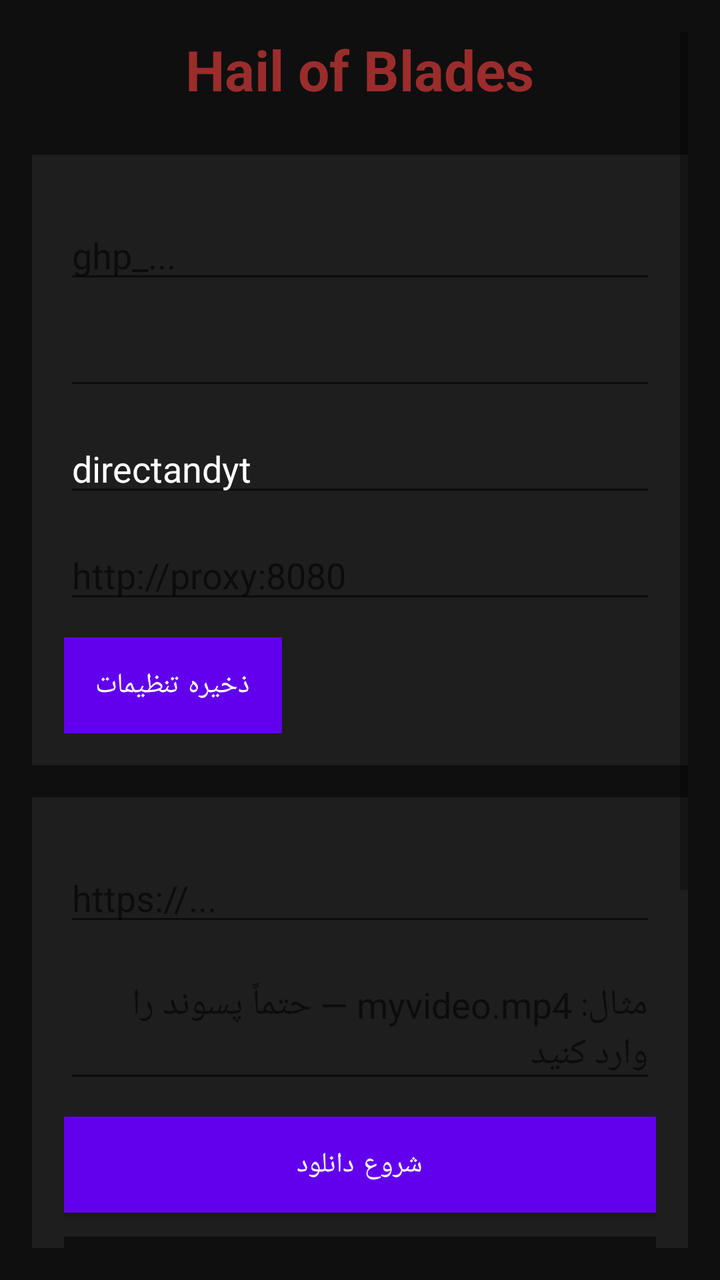
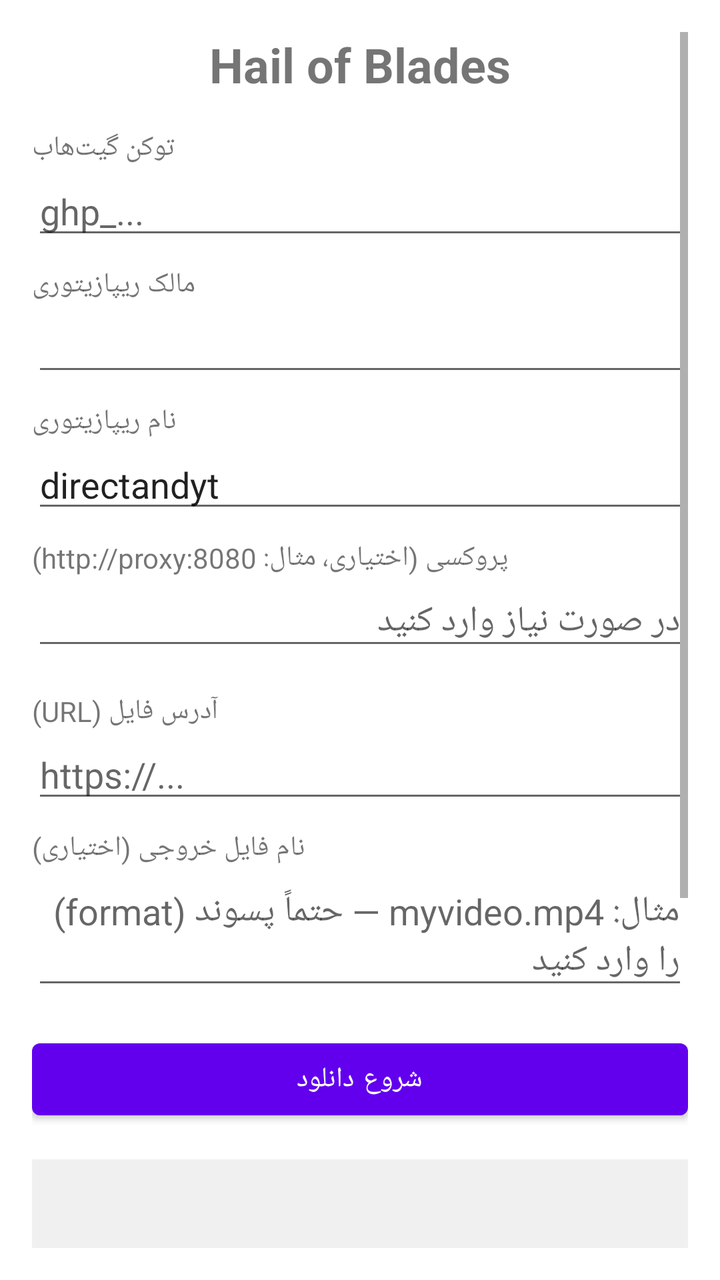

The first picture is an Android layout as it rendered before a commit; the second is the same layout after the commit. The layout source and the unified diff follow.
<!-- AndroidManifest.xml: fallback theme Theme.MaterialComponents.DayNight.NoActionBar -->
<!-- res/layout/activity_main.xml -->
<?xml version="1.0" encoding="utf-8"?>
<ScrollView xmlns:android="http://schemas.android.com/apk/res/android"
    android:layout_width="match_parent"
    android:layout_height="match_parent"
    android:padding="16dp"
    android:background="#0F0F0F">

    <LinearLayout
        android:layout_width="match_parent"
        android:layout_height="wrap_content"
        android:orientation="vertical"
        android:gravity="center_horizontal">

        <TextView
            android:layout_width="wrap_content"
            android:layout_height="wrap_content"
            android:text="Hail of Blades"
            android:textSize="28sp"
            android:textStyle="bold"
            android:textColor="#9B2C2C"
            android:paddingBottom="24dp" />

        
        <LinearLayout
            android:layout_width="match_parent"
            android:layout_height="wrap_content"
            android:orientation="vertical"
            android:layout_marginBottom="16dp"
            android:padding="16dp"
            android:background="#1E1E1E">

            <TextView android:text="تنظیمات" android:textColor="#9B2C2C" android:textSize="18sp" android:layout_marginBottom="12dp"/>

            <TextView android:text="توکن گیت‌هاب" android:textColor="#B0B0B0"/>
            <EditText
                android:id="@+id/tokenInput"
                android:layout_width="match_parent"
                android:layout_height="wrap_content"
                android:inputType="textPassword"
                android:hint="ghp_..."
                android:textColor="#FFFFFF"/>

            <TextView android:text="مالک ریپازیتوری" android:textColor="#B0B0B0" android:layout_marginTop="12dp"/>
            <EditText
                android:id="@+id/ownerInput"
                android:layout_width="match_parent"
                android:layout_height="wrap_content"
                android:text=""
                android:textColor="#FFFFFF"/>

            <TextView android:text="نام ریپازیتوری" android:textColor="#B0B0B0" android:layout_marginTop="12dp"/>
            <EditText
                android:id="@+id/repoInput"
                android:layout_width="match_parent"
                android:layout_height="wrap_content"
                android:text="directandyt"
                android:textColor="#FFFFFF"/>

            <TextView android:text="پروکسی (اختیاری)" android:textColor="#B0B0B0" android:layout_marginTop="12dp"/>
            <EditText
                android:id="@+id/proxyInput"
                android:layout_width="match_parent"
                android:layout_height="wrap_content"
                android:hint="http://proxy:8080"
                android:textColor="#FFFFFF"/>

            <Button
                android:id="@+id/saveSettingsButton"
                android:layout_width="wrap_content"
                android:layout_height="wrap_content"
                android:text="ذخیره تنظیمات"
                android:layout_marginTop="12dp"
                android:background="#9B2C2C"
                android:textColor="#FFFFFF"/>
        </LinearLayout>

        
        <LinearLayout
            android:layout_width="match_parent"
            android:layout_height="wrap_content"
            android:orientation="vertical"
            android:layout_marginBottom="16dp"
            android:padding="16dp"
            android:background="#1E1E1E">

            <TextView android:text="دانلود فایل" android:textColor="#9B2C2C" android:textSize="18sp" android:layout_marginBottom="12dp"/>

            <TextView android:text="آدرس فایل (URL)" android:textColor="#B0B0B0"/>
            <EditText
                android:id="@+id/urlInput"
                android:layout_width="match_parent"
                android:layout_height="wrap_content"
                android:hint="https://..."
                android:textColor="#FFFFFF"/>

            <TextView android:text="نام فایل خروجی (اختیاری)" android:textColor="#B0B0B0" android:layout_marginTop="12dp"/>
            <EditText
                android:id="@+id/filenameInput"
                android:layout_width="match_parent"
                android:layout_height="wrap_content"
                android:hint="مثال: myvideo.mp4 — حتماً پسوند را وارد کنید"
                android:textColor="#FFFFFF"/>

            <Button
                android:id="@+id/startButton"
                android:layout_width="match_parent"
                android:layout_height="wrap_content"
                android:text="شروع دانلود"
                android:layout_marginTop="12dp"
                android:background="#9B2C2C"
                android:textColor="#FFFFFF"/>

            <ProgressBar
                android:id="@+id/progressBar"
                style="?android:attr/progressBarStyleHorizontal"
                android:layout_width="match_parent"
                android:layout_height="wrap_content"
                android:layout_marginTop="16dp"
                android:visibility="gone"/>

            <TextView
                android:id="@+id/logText"
                android:layout_width="match_parent"
                android:layout_height="150dp"
                android:background="#0F0F0F"
                android:padding="8dp"
                android:scrollbars="vertical"
                android:gravity="top"
                android:textColor="#B0B0B0"
                android:layout_marginTop="12dp"/>

            <Button
                android:id="@+id/clearLogButton"
                android:layout_width="wrap_content"
                android:layout_height="wrap_content"
                android:text="پاک کردن لاگ"
                android:layout_gravity="end"
                android:background="#333333"
                android:textColor="#FFFFFF"/>
        </LinearLayout>

        
        <LinearLayout
            android:layout_width="match_parent"
            android:layout_height="wrap_content"
            android:orientation="horizontal"
            android:gravity="center"
            android:layout_marginTop="8dp"
            android:padding="8dp">

            <TextView
                android:id="@+id/telegramLink"
                android:layout_width="wrap_content"
                android:layout_height="wrap_content"
                android:text="📱 @Hailofblades"
                android:textColor="#0088cc"
                android:padding="8dp"
                android:clickable="true"
                android:focusable="true"/>

            <TextView android:text="  |  " android:textColor="#B0B0B0"/>

            <TextView
                android:id="@+id/githubLink"
                android:layout_width="wrap_content"
                android:layout_height="wrap_content"
                android:text="🐙 GitHub"
                android:textColor="#AAAAAA"
                android:padding="8dp"
                android:clickable="true"
                android:focusable="true"/>
        </LinearLayout>

    </LinearLayout>
</ScrollView>
<!-- resources referenced by this layout -->
<resources>

</resources>

<!-- the commit's change to res/layout/activity_main.xml (unified diff, before → after) -->
@@ -2,142 +2,119 @@
 <ScrollView xmlns:android="http://schemas.android.com/apk/res/android"
     android:layout_width="match_parent"
     android:layout_height="match_parent"
-    android:padding="16dp"
-    android:background="#0F0F0F">
+    android:padding="16dp">
 
     <LinearLayout
         android:layout_width="match_parent"
         android:layout_height="wrap_content"
-        android:orientation="vertical"
-        android:gravity="center_horizontal">
+        android:orientation="vertical">
 
         <TextView
             android:layout_width="wrap_content"
             android:layout_height="wrap_content"
             android:text="Hail of Blades"
-            android:textSize="28sp"
+            android:textSize="24sp"
             android:textStyle="bold"
-            android:textColor="#9B2C2C"
-            android:paddingBottom="24dp" />
+            android:layout_gravity="center"
+            android:paddingBottom="16dp" />
 
-        
-        <LinearLayout
+        <TextView
+            android:text="توکن گیت‌هاب"
+            android:layout_width="wrap_content"
+            android:layout_height="wrap_content" />
+        <EditText
+            android:id="@+id/tokenInput"
             android:layout_width="match_parent"
             android:layout_height="wrap_content"
-            android:orientation="vertical"
-            android:layout_marginBottom="16dp"
-            android:padding="16dp"
-            android:background="#1E1E1E">
+            android:inputType="textPassword"
+            android:hint="ghp_..." />
 
-            <TextView android:text="تنظیمات" android:textColor="#9B2C2C" android:textSize="18sp" android:layout_marginBottom="12dp"/>
-
-            <TextView android:text="توکن گیت‌هاب" android:textColor="#B0B0B0"/>
-            <EditText
-                android:id="@+id/tokenInput"
-                android:layout_width="match_parent"
-                android:layout_height="wrap_content"
-                android:inputType="textPassword"
-                android:hint="ghp_..."
-                android:textColor="#FFFFFF"/>
-
-            <TextView android:text="مالک ریپازیتوری" android:textColor="#B0B0B0" android:layout_marginTop="12dp"/>
-            <EditText
-                android:id="@+id/ownerInput"
-                android:layout_width="match_parent"
-                android:layout_height="wrap_content"
-                android:text=""
-                android:textColor="#FFFFFF"/>
-
-            <TextView android:text="نام ریپازیتوری" android:textColor="#B0B0B0" android:layout_marginTop="12dp"/>
-            <EditText
-                android:id="@+id/repoInput"
-                android:layout_width="match_parent"
-                android:layout_height="wrap_content"
-                android:text="directandyt"
-                android:textColor="#FFFFFF"/>
-
-            <TextView android:text="پروکسی (اختیاری)" android:textColor="#B0B0B0" android:layout_marginTop="12dp"/>
-            <EditText
-                android:id="@+id/proxyInput"
-                android:layout_width="match_parent"
-                android:layout_height="wrap_content"
-                android:hint="http://proxy:8080"
-                android:textColor="#FFFFFF"/>
-
-            <Button
-                android:id="@+id/saveSettingsButton"
-                android:layout_width="wrap_content"
-                android:layout_height="wrap_content"
-                android:text="ذخیره تنظیمات"
-                android:layout_marginTop="12dp"
-                android:background="#9B2C2C"
-                android:textColor="#FFFFFF"/>
-        </LinearLayout>
-
-        
-        <LinearLayout
+        <TextView
+            android:text="مالک ریپازیتوری"
+            android:layout_width="wrap_content"
+            android:layout_height="wrap_content"
+            android:layout_marginTop="8dp" />
+        <EditText
+            android:id="@+id/ownerInput"
             android:layout_width="match_parent"
             android:layout_height="wrap_content"
-            android:orientation="vertical"
-            android:layout_marginBottom="16dp"
-            android:padding="16dp"
-            android:background="#1E1E1E">
+            android:text="" />
 
-            <TextView android:text="دانلود فایل" android:textColor="#9B2C2C" android:textSize="18sp" android:layout_marginBottom="12dp"/>
+        <TextView
+            android:text="نام ریپازیتوری"
+            android:layout_width="wrap_content"
+            android:layout_height="wrap_content"
+            android:layout_marginTop="8dp" />
+        <EditText
+            android:id="@+id/repoInput"
+            android:layout_width="match_parent"
+            android:layout_height="wrap_content"
+            android:text="directandyt" />
 
-            <TextView android:text="آدرس فایل (URL)" android:textColor="#B0B0B0"/>
-            <EditText
-                android:id="@+id/urlInput"
-                android:layout_width="match_parent"
-                android:layout_height="wrap_content"
-                android:hint="https://..."
-                android:textColor="#FFFFFF"/>
+        <TextView
+            android:text="پروکسی (اختیاری، مثال: http://proxy:8080)"
+            android:layout_width="wrap_content"
+            android:layout_height="wrap_content"
+            android:layout_marginTop="8dp" />
+        <EditText
+            android:id="@+id/proxyInput"
+            android:layout_width="match_parent"
+            android:layout_height="wrap_content"
+            android:hint="در صورت نیاز وارد کنید" />
 
-            <TextView android:text="نام فایل خروجی (اختیاری)" android:textColor="#B0B0B0" android:layout_marginTop="12dp"/>
-            <EditText
-                android:id="@+id/filenameInput"
-                android:layout_width="match_parent"
-                android:layout_height="wrap_content"
-                android:hint="مثال: myvideo.mp4 — حتماً پسوند را وارد کنید"
-                android:textColor="#FFFFFF"/>
+        <TextView
+            android:text="آدرس فایل (URL)"
+            android:layout_width="wrap_content"
+            android:layout_height="wrap_content"
+            android:layout_marginTop="16dp" />
+        <EditText
+            android:id="@+id/urlInput"
+            android:layout_width="match_parent"
+            android:layout_height="wrap_content"
+            android:hint="https://..." />
 
-            <Button
-                android:id="@+id/startButton"
-                android:layout_width="match_parent"
-                android:layout_height="wrap_content"
-                android:text="شروع دانلود"
-                android:layout_marginTop="12dp"
-                android:background="#9B2C2C"
-                android:textColor="#FFFFFF"/>
+        <TextView
+            android:text="نام فایل خروجی (اختیاری)"
+            android:layout_width="wrap_content"
+            android:layout_height="wrap_content"
+            android:layout_marginTop="8dp" />
+        <EditText
+            android:id="@+id/filenameInput"
+            android:layout_width="match_parent"
+            android:layout_height="wrap_content"
+            android:hint="مثال: myvideo.mp4 — حتماً پسوند (format) را وارد کنید" />
 
-            <ProgressBar
-                android:id="@+id/progressBar"
-                style="?android:attr/progressBarStyleHorizontal"
-                android:layout_width="match_parent"
-                android:layout_height="wrap_content"
-                android:layout_marginTop="16dp"
-                android:visibility="gone"/>
+        <Button
+            android:id="@+id/startButton"
+            android:layout_width="match_parent"
+            android:layout_height="wrap_content"
+            android:text="شروع دانلود"
+            android:layout_marginTop="16dp" />
 
-            <TextView
-                android:id="@+id/logText"
-                android:layout_width="match_parent"
-                android:layout_height="150dp"
-                android:background="#0F0F0F"
-                android:padding="8dp"
-                android:scrollbars="vertical"
-                android:gravity="top"
-                android:textColor="#B0B0B0"
-                android:layout_marginTop="12dp"/>
+        <ProgressBar
+            android:id="@+id/progressBar"
+            style="?android:attr/progressBarStyleHorizontal"
+            android:layout_width="match_parent"
+            android:layout_height="wrap_content"
+            android:layout_marginTop="16dp"
+            android:visibility="gone" />
 
-            <Button
-                android:id="@+id/clearLogButton"
-                android:layout_width="wrap_content"
-                android:layout_height="wrap_content"
-                android:text="پاک کردن لاگ"
-                android:layout_gravity="end"
-                android:background="#333333"
-                android:textColor="#FFFFFF"/>
-        </LinearLayout>
+        <TextView
+            android:id="@+id/logText"
+            android:layout_width="match_parent"
+            android:layout_height="200dp"
+            android:background="#f0f0f0"
+            android:padding="8dp"
+            android:scrollbars="vertical"
+            android:gravity="top"
+            android:layout_marginTop="16dp" />
+
+        <Button
+            android:id="@+id/clearLogButton"
+            android:layout_width="wrap_content"
+            android:layout_height="wrap_content"
+            android:text="پاک کردن لاگ"
+            android:layout_gravity="end" />
 
         
         <LinearLayout
@@ -145,7 +122,7 @@
             android:layout_height="wrap_content"
             android:orientation="horizontal"
             android:gravity="center"
-            android:layout_marginTop="8dp"
+            android:layout_marginTop="20dp"
             android:padding="8dp">
 
             <TextView
@@ -156,19 +133,22 @@
                 android:textColor="#0088cc"
                 android:padding="8dp"
                 android:clickable="true"
-                android:focusable="true"/>
+                android:focusable="true" />
 
-            <TextView android:text="  |  " android:textColor="#B0B0B0"/>
+            <TextView
+                android:layout_width="wrap_content"
+                android:layout_height="wrap_content"
+                android:text="  |  " />
 
             <TextView
                 android:id="@+id/githubLink"
                 android:layout_width="wrap_content"
                 android:layout_height="wrap_content"
                 android:text="🐙 GitHub"
-                android:textColor="#AAAAAA"
+                android:textColor="#333333"
                 android:padding="8dp"
                 android:clickable="true"
-                android:focusable="true"/>
+                android:focusable="true" />
         </LinearLayout>
 
     </LinearLayout>
